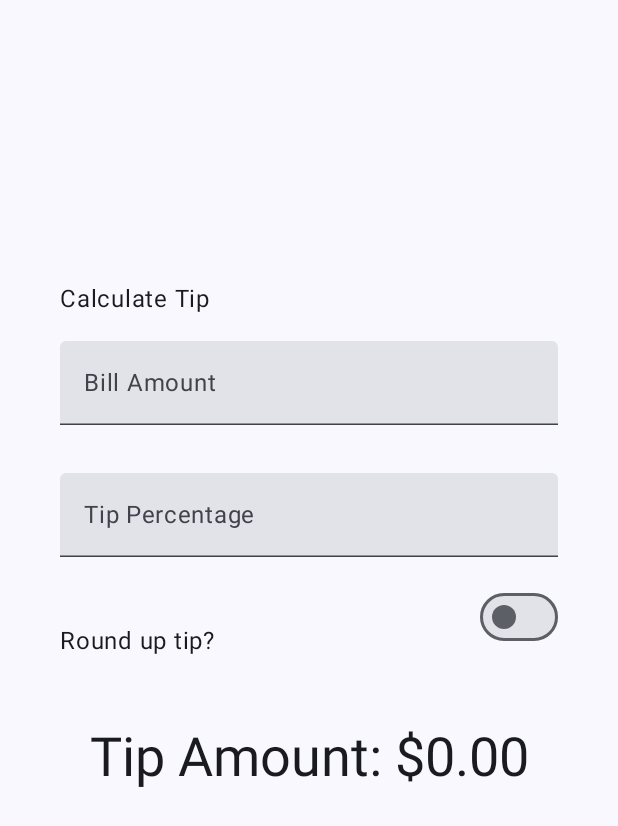
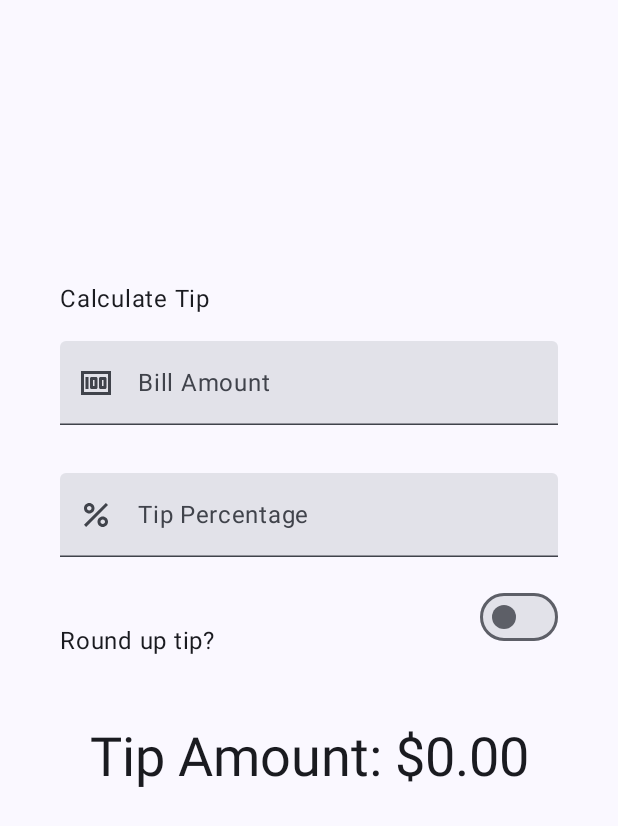
Before and after one commit to donna6355/study_kotlin, an Android app built with Jetpack Compose: the screen it shows after launch (MainActivity), on a phone screen of 412 x 824 dp. Shown: the top 826 px of the screen. Run offline under Robolectric (Android 15) with nearby library versions, the phone set to English and light mode, and no system bars.

Commit message:
[add] leading icon and scrollable

```diff
--- a/tipCalculator/app/src/main/java/com/donna6355/tipcalculator/MainActivity.kt
+++ b/tipCalculator/app/src/main/java/com/donna6355/tipcalculator/MainActivity.kt
@@ -3,6 +3,7 @@ package com.donna6355.tipcalculator
 import android.os.Bundle
 import androidx.activity.ComponentActivity
 import androidx.activity.compose.setContent
+import androidx.annotation.DrawableRes
 import androidx.annotation.StringRes
 import androidx.compose.foundation.layout.Arrangement
 import androidx.compose.foundation.layout.Column
@@ -16,7 +17,10 @@ import androidx.compose.foundation.layout.safeDrawingPadding
 import androidx.compose.foundation.layout.size
 import androidx.compose.foundation.layout.statusBarsPadding
 import androidx.compose.foundation.layout.wrapContentWidth
+import androidx.compose.foundation.rememberScrollState
 import androidx.compose.foundation.text.KeyboardOptions
+import androidx.compose.foundation.verticalScroll
+import androidx.compose.material3.Icon
 import androidx.compose.material3.MaterialTheme
 import androidx.compose.material3.Surface
 import androidx.compose.material3.Switch
@@ -29,6 +33,7 @@ import androidx.compose.runtime.remember
 import androidx.compose.runtime.setValue
 import androidx.compose.ui.Alignment
 import androidx.compose.ui.Modifier
+import androidx.compose.ui.res.painterResource
 import androidx.compose.ui.res.stringResource
 import androidx.compose.ui.text.input.ImeAction
 import androidx.compose.ui.text.input.KeyboardType
@@ -59,7 +64,8 @@ fun TipLayout() {
         modifier = Modifier
             .statusBarsPadding()
             .padding(horizontal = 40.dp)
-            .safeDrawingPadding(),
+            .safeDrawingPadding()
+            .verticalScroll(rememberScrollState()),
         horizontalAlignment = Alignment.CenterHorizontally,
         verticalArrangement = Arrangement.Center
     ) {
@@ -80,6 +86,7 @@ fun TipLayout() {
             label = R.string.bill_amount,
             value = amountInput,
             onValueChange = { amountInput = it },
+            icon = R.drawable.money,
             modifier = Modifier
                 .padding(bottom = 32.dp)
                 .fillMaxWidth()
@@ -92,6 +99,7 @@ fun TipLayout() {
                 keyboardType = KeyboardType.Number,
                 imeAction = ImeAction.Done
             ),
+            icon = R.drawable.percent,
             modifier = Modifier
                 .padding(bottom = 32.dp)
                 .fillMaxWidth()
@@ -127,6 +135,7 @@ private fun tipCalculate(
 @Composable
 fun EditNumberField(
     @StringRes label: Int,
+    @DrawableRes icon: Int,
     value: String,
     onValueChange: (String) -> Unit,
     keyboardOptions: KeyboardOptions = KeyboardOptions.Default.copy(
@@ -136,6 +145,7 @@ fun EditNumberField(
     modifier: Modifier = Modifier,
 ) {
     TextField(
+        leadingIcon = { Icon(painter = painterResource(icon), contentDescription = null) },
         value = value,
         onValueChange = onValueChange,
         modifier = modifier,
```
